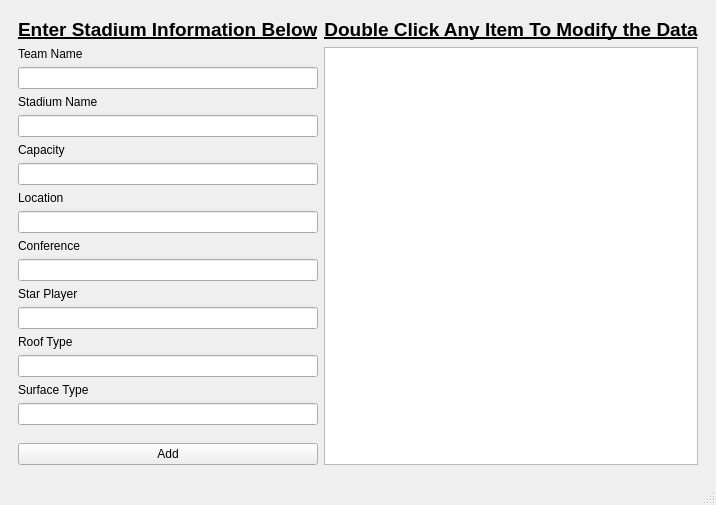
Before: the Qt Designer form adminwindow.ui in OneEcho/NFL-Football-Project, drawn with Qt 5.
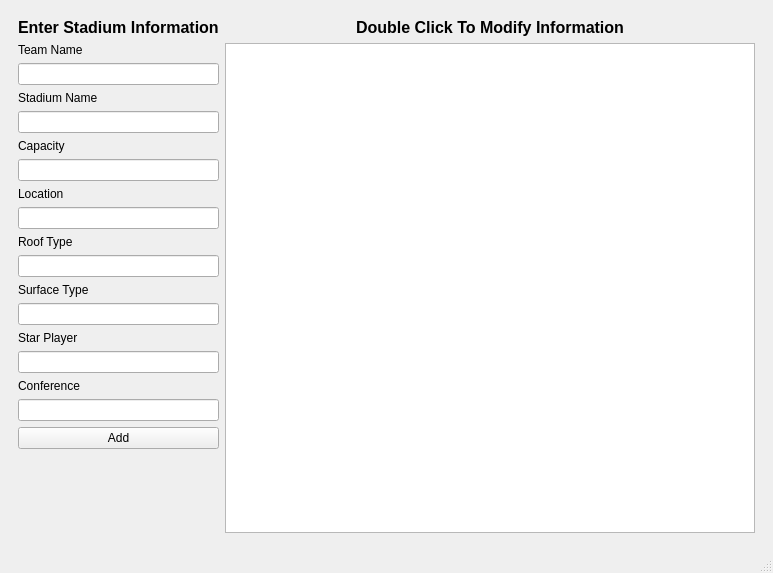
After: the same form once the commit is applied.

Commit message: fix sizing issues

```diff
--- a/adminwindow.ui
+++ b/adminwindow.ui
@@ -6,8 +6,8 @@
    <rect>
     <x>0</x>
     <y>0</y>
-    <width>710</width>
-    <height>448</height>
+    <width>773</width>
+    <height>573</height>
    </rect>
   </property>
   <property name="windowTitle">
@@ -15,8 +15,14 @@
   </property>
   <widget class="QWidget" name="centralwidget">
    <layout class="QGridLayout" name="gridLayout">
-    <item row="0" column="2">
+    <item row="0" column="1">
      <widget class="QStackedWidget" name="Pages">
+      <property name="sizePolicy">
+       <sizepolicy hsizetype="Expanding" vsizetype="Expanding">
+        <horstretch>0</horstretch>
+        <verstretch>0</verstretch>
+       </sizepolicy>
+      </property>
       <property name="currentIndex">
        <number>2</number>
       </property>
@@ -126,26 +132,23 @@
        </widget>
       </widget>
       <widget class="QWidget" name="modifyStadiumPage">
+       <property name="sizePolicy">
+        <sizepolicy hsizetype="Expanding" vsizetype="Expanding">
+         <horstretch>0</horstretch>
+         <verstretch>0</verstretch>
+        </sizepolicy>
+       </property>
        <layout class="QGridLayout" name="gridLayout_2">
-        <item row="2" column="3">
-         <widget class="QTableView" name="stadiumTableView"/>
-        </item>
-        <item row="2" column="2">
-         <layout class="QHBoxLayout" name="horizontalLayout_6"/>
-        </item>
-        <item row="0" column="3">
-         <widget class="QLabel" name="label_12">
-          <property name="text">
-           <string>&lt;html&gt;&lt;head/&gt;&lt;body&gt;&lt;p&gt;&lt;span style=&quot; font-size:14pt; font-weight:600; text-decoration: underline;&quot;&gt;Double Click Any Item To Modify the Data&lt;/span&gt;&lt;/p&gt;&lt;/body&gt;&lt;/html&gt;</string>
-          </property>
-          <property name="alignment">
-           <set>Qt::AlignCenter</set>
-          </property>
-         </widget>
-        </item>
-        <item row="2" column="1">
-         <layout class="QFormLayout" name="formLayout_2">
-          <item row="1" column="0">
+        <item row="1" column="1">
+         <layout class="QVBoxLayout" name="verticalLayout">
+          <item>
+           <widget class="QLabel" name="label_11">
+            <property name="text">
+             <string>&lt;html&gt;&lt;head/&gt;&lt;body&gt;&lt;p&gt;&lt;span style=&quot; font-size:12pt; font-weight:600;&quot;&gt;Enter Stadium Information&lt;/span&gt;&lt;/p&gt;&lt;/body&gt;&lt;/html&gt;</string>
+            </property>
+           </widget>
+          </item>
+          <item>
            <widget class="QLabel" name="label_3">
             <property name="font">
              <font>
@@ -161,7 +164,17 @@
             </property>
            </widget>
           </item>
-          <item row="3" column="0">
+          <item>
+           <widget class="QLineEdit" name="lineEditTeamName">
+            <property name="sizePolicy">
+             <sizepolicy hsizetype="Preferred" vsizetype="Fixed">
+              <horstretch>0</horstretch>
+              <verstretch>0</verstretch>
+             </sizepolicy>
+            </property>
+           </widget>
+          </item>
+          <item>
            <widget class="QLabel" name="label_4">
             <property name="font">
              <font>
@@ -174,7 +187,17 @@
             </property>
            </widget>
           </item>
-          <item row="5" column="0">
+          <item>
+           <widget class="QLineEdit" name="lineEditStadiumName">
+            <property name="sizePolicy">
+             <sizepolicy hsizetype="Preferred" vsizetype="Fixed">
+              <horstretch>0</horstretch>
+              <verstretch>0</verstretch>
+             </sizepolicy>
+            </property>
+           </widget>
+          </item>
+          <item>
            <widget class="QLabel" name="label_5">
             <property name="font">
              <font>
@@ -187,7 +210,17 @@
             </property>
            </widget>
           </item>
-          <item row="7" column="0">
+          <item>
+           <widget class="QLineEdit" name="lineEditSeatingCap">
+            <property name="sizePolicy">
+             <sizepolicy hsizetype="Preferred" vsizetype="Fixed">
+              <horstretch>0</horstretch>
+              <verstretch>0</verstretch>
+             </sizepolicy>
+            </property>
+           </widget>
+          </item>
+          <item>
            <widget class="QLabel" name="label_6">
             <property name="font">
              <font>
@@ -200,115 +233,7 @@
             </property>
            </widget>
           </item>
-          <item row="9" column="0">
-           <widget class="QLabel" name="label_7">
-            <property name="font">
-             <font>
-              <weight>50</weight>
-              <bold>false</bold>
-             </font>
-            </property>
-            <property name="text">
-             <string>Conference</string>
-            </property>
-           </widget>
-          </item>
-          <item row="11" column="0">
-           <widget class="QLabel" name="label_10">
-            <property name="font">
-             <font>
-              <weight>50</weight>
-              <bold>false</bold>
-             </font>
-            </property>
-            <property name="text">
-             <string>Star Player</string>
-            </property>
-           </widget>
-          </item>
-          <item row="13" column="0">
-           <widget class="QLabel" name="label_9">
-            <property name="font">
-             <font>
-              <weight>50</weight>
-              <bold>false</bold>
-             </font>
-            </property>
-            <property name="text">
-             <string>Roof Type</string>
-            </property>
-           </widget>
-          </item>
-          <item row="15" column="0">
-           <widget class="QLabel" name="label_8">
-            <property name="font">
-             <font>
-              <weight>50</weight>
-              <bold>false</bold>
-             </font>
-            </property>
-            <property name="text">
-             <string>Surface Type</string>
-            </property>
-           </widget>
-          </item>
-          <item row="27" column="0">
-           <spacer name="verticalSpacer_2">
-            <property name="orientation">
-             <enum>Qt::Vertical</enum>
-            </property>
-            <property name="sizeHint" stdset="0">
-             <size>
-              <width>20</width>
-              <height>40</height>
-             </size>
-            </property>
-           </spacer>
-          </item>
-          <item row="28" column="0">
-           <spacer name="verticalSpacer_3">
-            <property name="orientation">
-             <enum>Qt::Vertical</enum>
-            </property>
-            <property name="sizeHint" stdset="0">
-             <size>
-              <width>20</width>
-              <height>40</height>
-             </size>
-            </property>
-           </spacer>
-          </item>
-          <item row="2" column="0" colspan="2">
-           <widget class="QLineEdit" name="lineEditTeamName">
-            <property name="sizePolicy">
-             <sizepolicy hsizetype="Preferred" vsizetype="Fixed">
-              <horstretch>0</horstretch>
-              <verstretch>0</verstretch>
-             </sizepolicy>
-            </property>
-           </widget>
-          </item>
-          <item row="4" column="0" colspan="2">
-           <widget class="QLineEdit" name="lineEditStadiumName">
-            <property name="sizePolicy">
-             <sizepolicy hsizetype="Preferred" vsizetype="Fixed">
-              <horstretch>0</horstretch>
-              <verstretch>0</verstretch>
-             </sizepolicy>
-            </property>
-           </widget>
-          </item>
-          <item row="6" column="0" colspan="2">
-           <widget class="QLineEdit" name="lineEditSeatingCap">
-            <property name="sizePolicy">
-             <sizepolicy hsizetype="Preferred" vsizetype="Fixed">
-              <horstretch>0</horstretch>
-              <verstretch>0</verstretch>
-             </sizepolicy>
-            </property>
-           </widget>
-          </item>
-          <item row="8" column="0" colspan="2">
+          <item>
            <widget class="QLineEdit" name="lineEditLocation">
             <property name="sizePolicy">
              <sizepolicy hsizetype="Preferred" vsizetype="Fixed">
@@ -324,27 +249,20 @@
             </property>
            </widget>
           </item>
-          <item row="10" column="0" colspan="2">
-           <widget class="QLineEdit" name="lineEditConference">
-            <property name="sizePolicy">
-             <sizepolicy hsizetype="Preferred" vsizetype="Fixed">
-              <horstretch>0</horstretch>
-              <verstretch>0</verstretch>
-             </sizepolicy>
+          <item>
+           <widget class="QLabel" name="label_9">
+            <property name="font">
+             <font>
+              <weight>50</weight>
+              <bold>false</bold>
+             </font>
             </property>
-           </widget>
-          </item>
-          <item row="12" column="0" colspan="2">
-           <widget class="QLineEdit" name="lineEditStarPleyer">
-            <property name="sizePolicy">
-             <sizepolicy hsizetype="Preferred" vsizetype="Fixed">
-              <horstretch>0</horstretch>
-              <verstretch>0</verstretch>
-             </sizepolicy>
+            <property name="text">
+             <string>Roof Type</string>
             </property>
            </widget>
           </item>
-          <item row="14" column="0" colspan="2">
+          <item>
            <widget class="QLineEdit" name="lineEditRoofType">
             <property name="sizePolicy">
              <sizepolicy hsizetype="Preferred" vsizetype="Fixed">
@@ -354,7 +272,20 @@
             </property>
            </widget>
           </item>
-          <item row="17" column="0" colspan="2">
+          <item>
+           <widget class="QLabel" name="label_8">
+            <property name="font">
+             <font>
+              <weight>50</weight>
+              <bold>false</bold>
+             </font>
+            </property>
+            <property name="text">
+             <string>Surface Type</string>
+            </property>
+           </widget>
+          </item>
+          <item>
            <widget class="QLineEdit" name="lineEditSurfaceType">
             <property name="sizePolicy">
              <sizepolicy hsizetype="Preferred" vsizetype="Fixed">
@@ -364,7 +295,53 @@
             </property>
            </widget>
           </item>
-          <item row="29" column="0" colspan="2">
+          <item>
+           <widget class="QLabel" name="label_10">
+            <property name="font">
+             <font>
+              <weight>50</weight>
+              <bold>false</bold>
+             </font>
+            </property>
+            <property name="text">
+             <string>Star Player</string>
+            </property>
+           </widget>
+          </item>
+          <item>
+           <widget class="QLineEdit" name="lineEditStarPleyer">
+            <property name="sizePolicy">
+             <sizepolicy hsizetype="Preferred" vsizetype="Fixed">
+              <horstretch>0</horstretch>
+              <verstretch>0</verstretch>
+             </sizepolicy>
+            </property>
+           </widget>
+          </item>
+          <item>
+           <widget class="QLabel" name="label_7">
+            <property name="font">
+             <font>
+              <weight>50</weight>
+              <bold>false</bold>
+             </font>
+            </property>
+            <property name="text">
+             <string>Conference</string>
+            </property>
+           </widget>
+          </item>
+          <item>
+           <widget class="QLineEdit" name="lineEditConference">
+            <property name="sizePolicy">
+             <sizepolicy hsizetype="Preferred" vsizetype="Fixed">
+              <horstretch>0</horstretch>
+              <verstretch>0</verstretch>
+             </sizepolicy>
+            </property>
+           </widget>
+          </item>
+          <item>
            <widget class="QPushButton" name="pushButtonAddStadium">
             <property name="sizePolicy">
              <sizepolicy hsizetype="Preferred" vsizetype="Fixed">
@@ -377,27 +354,34 @@
             </property>
            </widget>
           </item>
+          <item>
+           <spacer name="verticalSpacer">
+            <property name="orientation">
+             <enum>Qt::Vertical</enum>
+            </property>
+            <property name="sizeHint" stdset="0">
+             <size>
+              <width>20</width>
+              <height>40</height>
+             </size>
+            </property>
+           </spacer>
+          </item>
          </layout>
         </item>
-        <item row="0" column="1">
-         <widget class="QLabel" name="label_11">
-          <property name="text">
-           <string>&lt;html&gt;&lt;head/&gt;&lt;body&gt;&lt;p&gt;&lt;span style=&quot; font-size:14pt; font-weight:600; text-decoration: underline;&quot;&gt;Enter Stadium Information Below&lt;/span&gt;&lt;/p&gt;&lt;/body&gt;&lt;/html&gt;</string>
-          </property>
-         </widget>
-        </item>
-        <item row="1" column="1">
-         <spacer name="verticalSpacer">
-          <property name="orientation">
-           <enum>Qt::Vertical</enum>
-          </property>
-          <property name="sizeHint" stdset="0">
-           <size>
-            <width>20</width>
-            <height>40</height>
-           </size>
-          </property>
-         </spacer>
+        <item row="1" column="3">
+         <layout class="QVBoxLayout" name="verticalLayout_2">
+          <item>
+           <widget class="QLabel" name="label_12">
+            <property name="text">
+             <string>&lt;html&gt;&lt;head/&gt;&lt;body&gt;&lt;p align=&quot;center&quot;&gt;&lt;span style=&quot; font-size:12pt; font-weight:600;&quot;&gt;Double Click To Modify Information&lt;/span&gt;&lt;/p&gt;&lt;/body&gt;&lt;/html&gt;</string>
+            </property>
+           </widget>
+          </item>
+          <item>
+           <widget class="QTableView" name="stadiumTableView"/>
+          </item>
+         </layout>
         </item>
        </layout>
       </widget>
```
Left out of the diff: 4 changed lines with no effect on the pictures. The commit also changes 1 other file.
